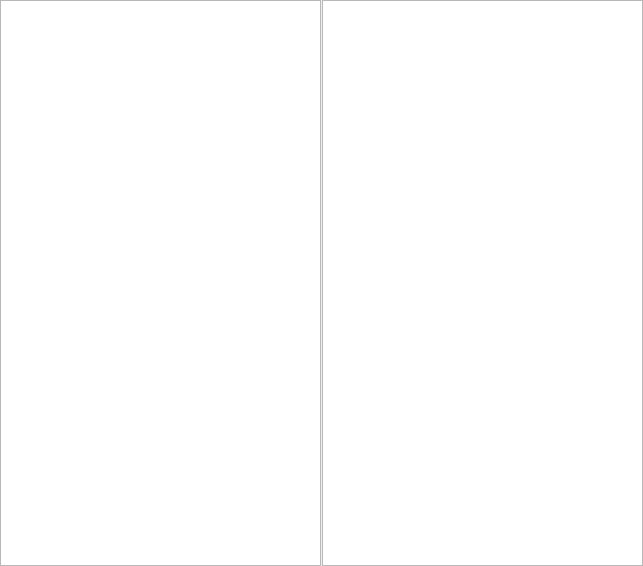
Old version of the form gui/forms/collectiondisplay.ui in the repository mdirks/stundenplaner.
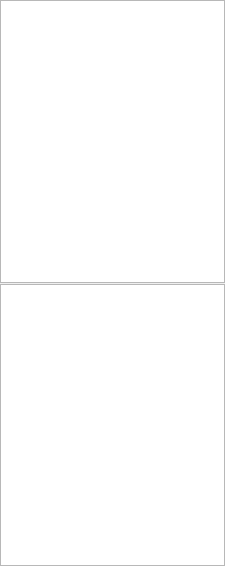
New version of the form. Custom widgets are drawn as their Qt base class.

Commit message: changed TextPropertyBrowser to have splitting PObjectIconView instead of ComboBox on top

```diff
--- a/gui/forms/collectiondisplay.ui
+++ b/gui/forms/collectiondisplay.ui
@@ -6,7 +6,7 @@
    <rect>
     <x>0</x>
     <y>0</y>
-    <width>643</width>
+    <width>225</width>
     <height>566</height>
    </rect>
   </property>
@@ -35,7 +35,7 @@
       <number>1</number>
      </property>
      <property name="orientation">
-      <enum>Qt::Horizontal</enum>
+      <enum>Qt::Vertical</enum>
      </property>
      <property name="handleWidth">
       <number>1</number>
```
The commit also changes 6 other files.
